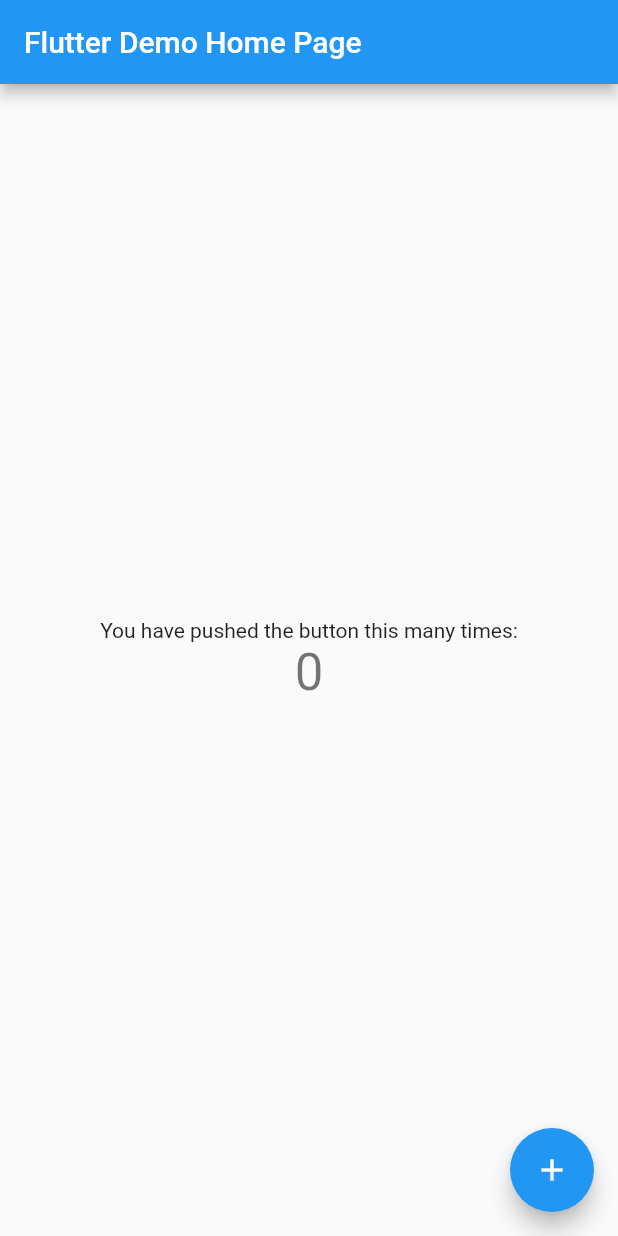
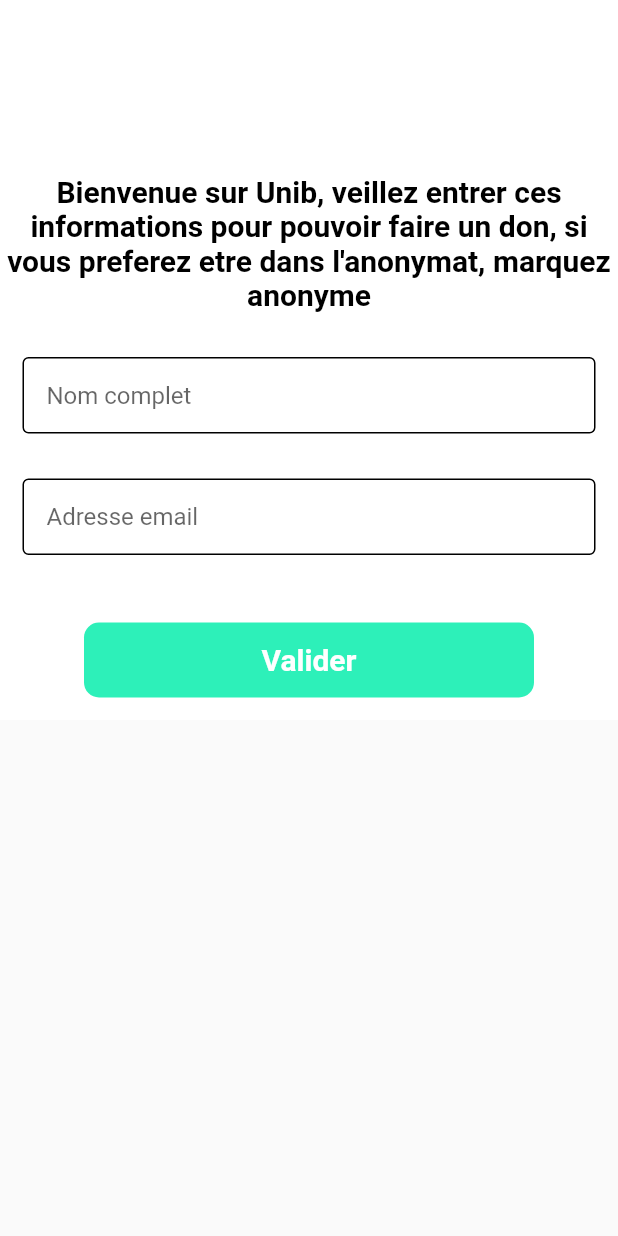
Before and after one commit to Raoul-cpr/projet-unib, a Flutter app: the screen it shows after launch, on a phone screen of 412 x 824 dp. Run offline on Flutter 3.47's test engine with Material 2 defaults, Android fonts, the phone set to English and light mode, and no system bars.

Commit message:
J'ai creer la page d'acceuille

```diff
--- a/lib/main.dart
+++ b/lib/main.dart
@@ -1,4 +1,5 @@
 import 'package:flutter/material.dart';
+import 'package:unib/textfield.dart';
 
 void main() {
   runApp(const MyApp());
@@ -7,109 +8,104 @@
 class MyApp extends StatelessWidget {
   const MyApp({Key? key}) : super(key: key);
 
-  // This widget is the root of your application.
   @override
   Widget build(BuildContext context) {
     return MaterialApp(
       title: 'Flutter Demo',
       theme: ThemeData(
-        // This is the theme of your application.
-        //
-        // Try running your application with "flutter run". You'll see the
-        // application has a blue toolbar. Then, without quitting the app, try
-        // changing the primarySwatch below to Colors.green and then invoke
-        // "hot reload" (press "r" in the console where you ran "flutter run",
-        // or simply save your changes to "hot reload" in a Flutter IDE).
-        // Notice that the counter didn't reset back to zero; the application
-        // is not restarted.
         primarySwatch: Colors.blue,
       ),
-      home: const MyHomePage(title: 'Flutter Demo Home Page'),
+      debugShowCheckedModeBanner: false,
+      home: MyHomePage(),
     );
   }
 }
 
 class MyHomePage extends StatefulWidget {
-  const MyHomePage({Key? key, required this.title}) : super(key: key);
-
-  // This widget is the home page of your application. It is stateful, meaning
-  // that it has a State object (defined below) that contains fields that affect
-  // how it looks.
-
-  // This class is the configuration for the state. It holds the values (in this
-  // case the title) provided by the parent (in this case the App widget) and
-  // used by the build method of the State. Fields in a Widget subclass are
-  // always marked "final".
-
-  final String title;
+  const MyHomePage({
+    Key? key,
+  }) : super(key: key);
 
   @override
   State<MyHomePage> createState() => _MyHomePageState();
 }
 
 class _MyHomePageState extends State<MyHomePage> {
-  int _counter = 0;
-
-  void _incrementCounter() {
-    setState(() {
-      // This call to setState tells the Flutter framework that something has
-      // changed in this State, which causes it to rerun the build method below
-      // so that the display can reflect the updated values. If we changed
-      // _counter without calling setState(), then the build method would not be
-      // called again, and so nothing would appear to happen.
-      _counter++;
-    });
-  }
-
   @override
   Widget build(BuildContext context) {
-    // This method is rerun every time setState is called, for instance as done
-    // by the _incrementCounter method above.
-    //
-    // The Flutter framework has been optimized to make rerunning build methods
-    // fast, so that you can just rebuild anything that needs updating rather
-    // than having to individually change instances of widgets.
+    final TextEditingController _nameController = TextEditingController();
+    final TextEditingController _emailController = TextEditingController();
     return Scaffold(
       appBar: AppBar(
-        // Here we take the value from the MyHomePage object that was created by
-        // the App.build method, and use it to set our appbar title.
-        title: Text(widget.title),
+        elevation: 0,
+        backgroundColor: Colors.white,
+        //title: Text("Unib"),
       ),
-      body: Center(
-        // Center is a layout widget. It takes a single child and positions it
-        // in the middle of the parent.
-        child: Column(
-          // Column is also a layout widget. It takes a list of children and
-          // arranges them vertically. By default, it sizes itself to fit its
-          // children horizontally, and tries to be as tall as its parent.
-          //
-          // Invoke "debug painting" (press "p" in the console, choose the
-          // "Toggle Debug Paint" action from the Flutter Inspector in Android
-          // Studio, or the "Toggle Debug Paint" command in Visual Studio Code)
-          // to see the wireframe for each widget.
-          //
-          // Column has various properties to control how it sizes itself and
-          // how it positions its children. Here we use mainAxisAlignment to
-          // center the children vertically; the main axis here is the vertical
-          // axis because Columns are vertical (the cross axis would be
-          // horizontal).
-          mainAxisAlignment: MainAxisAlignment.center,
-          children: <Widget>[
-            const Text(
-              'You have pushed the button this many times:',
-            ),
-            Text(
-              '$_counter',
-              style: Theme.of(context).textTheme.headline4,
-            ),
-          ],
+      body: SingleChildScrollView(
+        child: Container(
+          color: Colors.white,
+          //height: double.infinity,
+          width: double.infinity,
+          padding: const EdgeInsets.symmetric(vertical: 15),
+          child: Column(
+            //mainAxisAlignment: MainAxisAlignment.center,
+            crossAxisAlignment: CrossAxisAlignment.center,
+            children: [
+              const SizedBox(
+                height: 45,
+              ),
+              Text(
+                "Bienvenue sur Unib, veillez entrer ces informations pour pouvoir faire un don, si vous preferez etre dans l'anonymat, marquez anonyme",
+                style: TextStyle(
+                  color: Colors.black,
+                  fontSize: 20,
+                  fontWeight: FontWeight.bold,
+                ),
+                textAlign: TextAlign.center,
+              ),
+              const SizedBox(
+                height: 30,
+              ),
+              Container(
+                  margin: const EdgeInsets.symmetric(horizontal: 15),
+                  child: Textfield(
+                      controller: _nameController, hintText: "Nom complet")),
+              const SizedBox(
+                height: 30,
+              ),
+              Container(
+                  margin: const EdgeInsets.symmetric(horizontal: 15),
+                  child: Textfield(
+                      controller: _emailController, hintText: "Adresse email")),
+              const SizedBox(
+                height: 45,
+              ),
+              Container(
+                height: 50,
+                width: 300,
+                decoration: BoxDecoration(
+                  color: Color.fromARGB(233, 25, 239, 178),
+                  borderRadius: BorderRadius.all(
+                    Radius.circular(10),
+                  ),
+                ),
+                alignment: Alignment.center,
+                child: InkWell(
+                  onTap: () {},
+                  child: Text(
+                    "Valider",
+                    style: TextStyle(
+                      fontSize: 20,
+                      color: Colors.white,
+                      fontWeight: FontWeight.bold,
+                    ),
+                  ),
+                ),
+              ),
+            ],
+          ),
         ),
       ),
-      floatingActionButton: FloatingActionButton(
-        onPressed: _incrementCounter,
-        tooltip: 'Increment',
-        child: const Icon(Icons.add),
-      ), // This trailing comma makes auto-formatting nicer for build methods.
     );
   }
 }
--- a/lib/textfield.dart
+++ b/lib/textfield.dart
@@ -0,0 +1,24 @@
+import 'package:flutter/material.dart';
+
+class Textfield extends StatelessWidget {
+  final TextEditingController controller;
+  final String hintText;
+  const Textfield({Key? key, required this.controller, required this.hintText})
+      : super(key: key);
+
+  @override
+  Widget build(BuildContext context) {
+    final inputBorder = OutlineInputBorder();
+    return TextField(
+      controller: controller,
+      decoration: InputDecoration(
+        border: inputBorder,
+        enabledBorder: inputBorder,
+        focusedBorder: inputBorder,
+        disabledBorder: inputBorder,
+        hintText: hintText,
+        contentPadding: const EdgeInsets.all(16),
+      ),
+    );
+  }
+}
```
Also changed, not shown: lib/page.dart (added).
